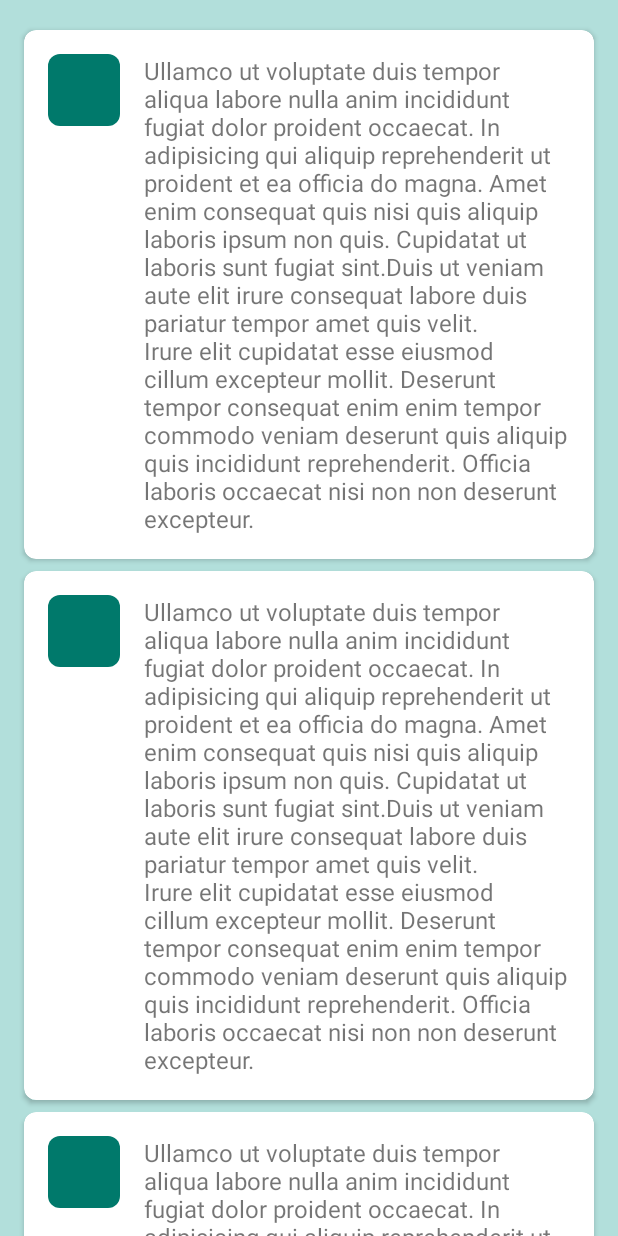
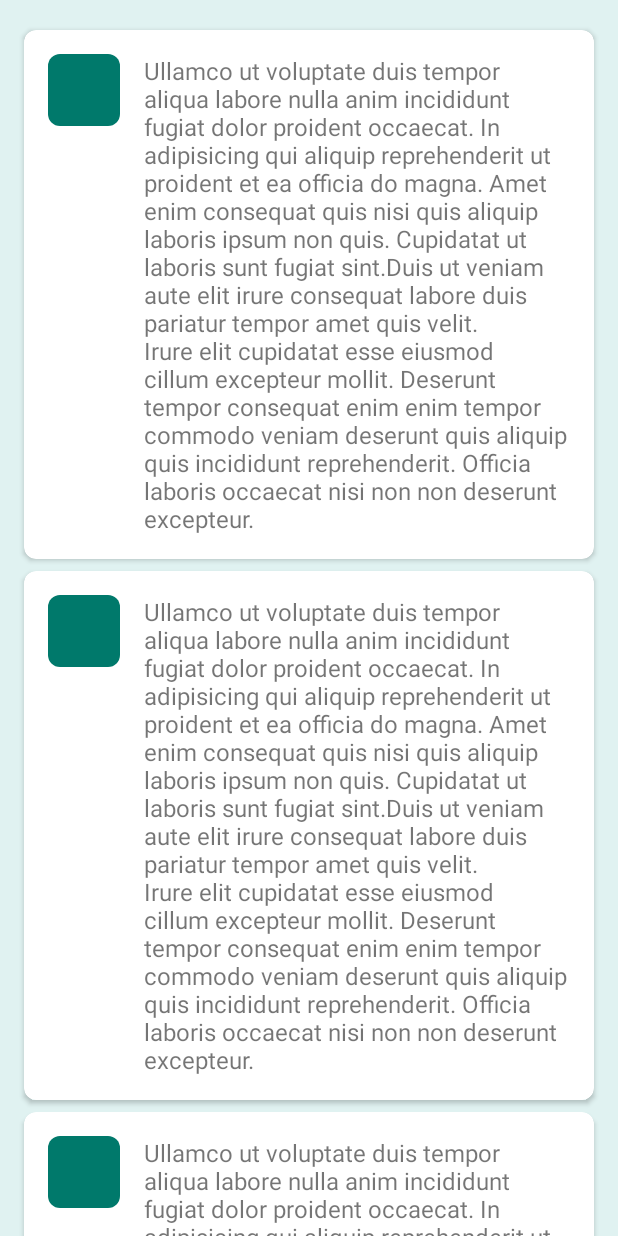
Before and after one commit to Slyrand/mobile-coding-challenge, an Android app: the layout activity_postures_list.xml on its own in the app's theme, with its tools: preview values and no code run, on a phone screen of 412 x 824 dp. Run offline under Robolectric (Android 15) with nearby library versions, the phone set to English and light mode, and no system bars.

Commit message:
Added scroll view to detail and lighter color for list bg

```diff
--- a/app/src/main/res/values/colors.xml
+++ b/app/src/main/res/values/colors.xml
@@ -2,6 +2,6 @@
 <resources>
     <color name="colorPrimaryDark">#00796b</color>
     <color name="colorPrimary">#26a69a</color>
-    <color name="colorPrimaryLight">#b2dfdb</color>
+    <color name="colorPrimaryLight">#e0f2f1</color>
     <color name="colorAccent">#03DAC5</color>
 </resources>
```
Also changed, not shown: app/src/main/res/layout/activity_posture_detail.xml (+8 -3 lines).
